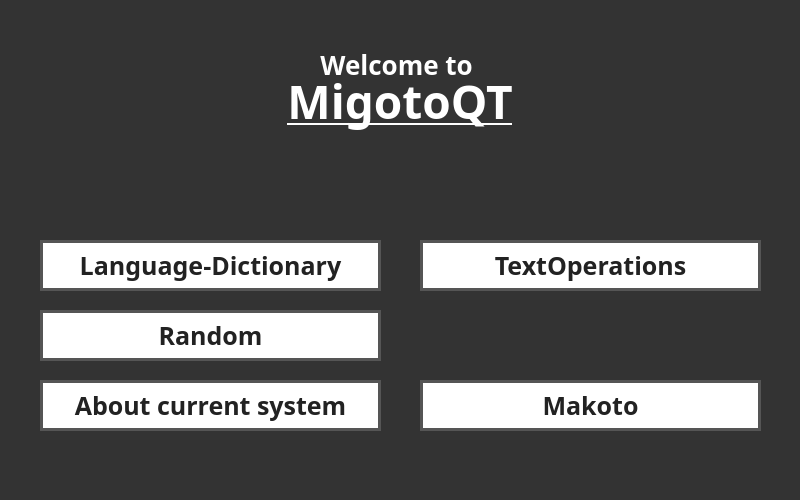
Above: src/ui/main.ui from dehwyy/migoto_qt before the change. Below: the same form after it.
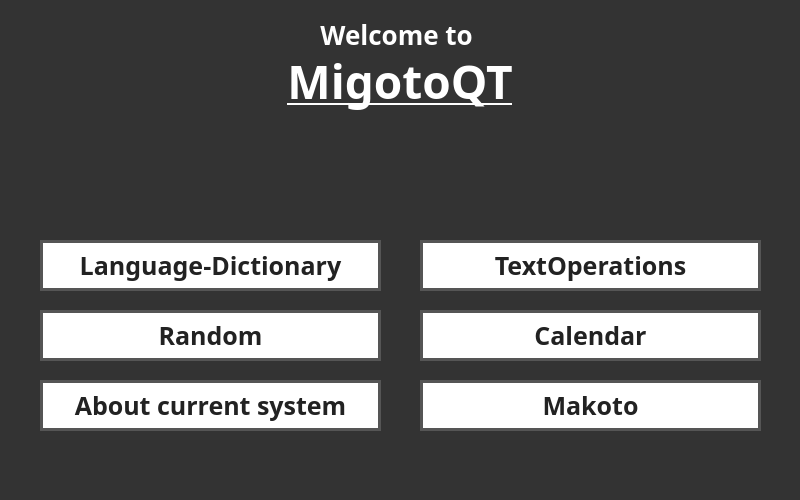
That is the form after the change.

What changed in the file:
```diff
--- a/src/ui/main.ui
+++ b/src/ui/main.ui
@@ -26,7 +26,7 @@
     <property name="geometry">
      <rect>
       <x>0</x>
-      <y>70</y>
+      <y>50</y>
       <width>800</width>
       <height>61</height>
      </rect>
@@ -55,7 +55,7 @@
     <property name="geometry">
      <rect>
       <x>0</x>
-      <y>50</y>
+      <y>20</y>
       <width>800</width>
       <height>30</height>
      </rect>
@@ -228,6 +228,36 @@
      <string>TextOperations</string>
     </property>
    </widget>
+   <widget class="QPushButton" name="btn_calendar">
+    <property name="geometry">
+     <rect>
+      <x>420</x>
+      <y>310</y>
+      <width>341</width>
+      <height>51</height>
+     </rect>
+    </property>
+    <property name="font">
+     <font>
+      <family>UD Digi Kyokasho NK-B</family>
+      <pointsize>-1</pointsize>
+      <weight>75</weight>
+      <bold>true</bold>
+     </font>
+    </property>
+    <property name="cursor">
+     <cursorShape>PointingHandCursor</cursorShape>
+    </property>
+    <property name="styleSheet">
+     <string notr="true">font-size: 25px;
+background-color: white;
+color: #222222;
+border: 3px solid #555555;</string>
+    </property>
+    <property name="text">
+     <string>Calendar</string>
+    </property>
+   </widget>
   </widget>
   <widget class="QMenuBar" name="menubar">
    <property name="geometry">
```
